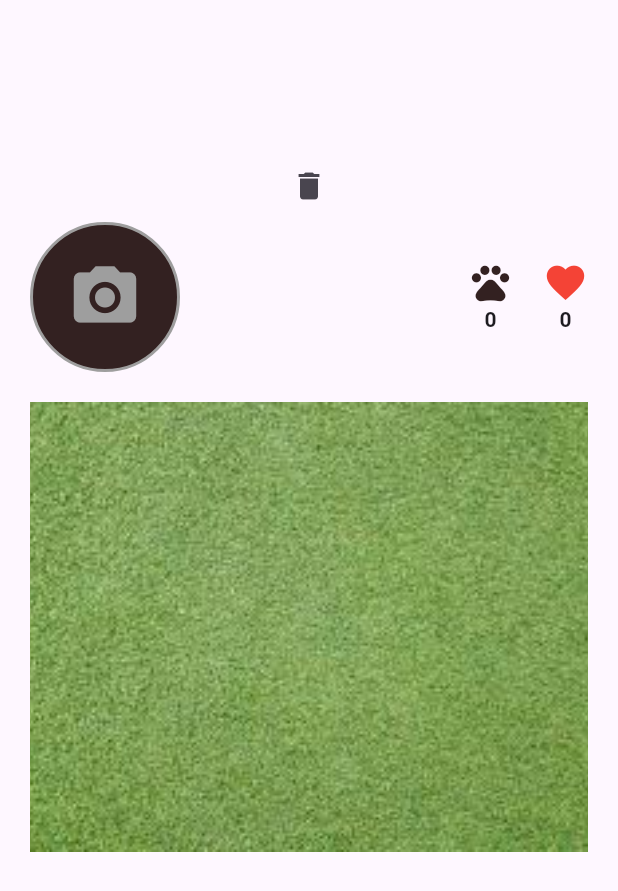
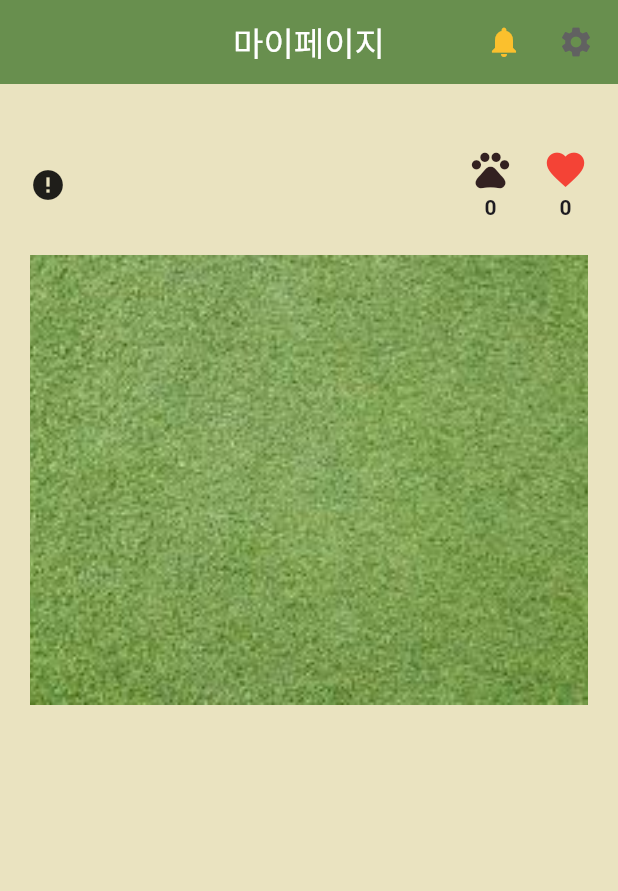
Before and after one commit to sparta-flutter-6th/gangaji-pul, a Flutter app: the LoggedInMyPage screen opened directly, on a phone screen of 412 x 824 dp. Shown: the top 891 px of the screen. Run offline on Flutter 3.47's test engine with Material 3 defaults, Android fonts, the phone set to English and light mode, and no system bars; our stand-ins replace carousel_slider, cloud_firestore, firebase_analytics, firebase_auth, firebase_core, firebase_crashlytics and 6 more; missing offline and left inert: tflite_flutter, yolo_helper; accounts and stored records are empty; generated files the repository leaves out were written again; network calls fail.

Commit message:
feat: userDataSourceProvider

```diff
--- /dev/null
+++ b/lib/data/data_source/user_data_source.dart
@@ -0,0 +1,5 @@
+import '../../domain/entity/user_model.dart';
+
+abstract interface class UserDataSource {
+  Stream<UserModel?> getUserByUid(String uid);
+}
--- a/lib/domain/entity/user_model.dart
+++ b/lib/domain/entity/user_model.dart
@@ -46,7 +46,7 @@ class UserModel {
         uid: map['uid'] ?? '',
         name: map['name'] ?? '',
         nickname: map['nickname'] ?? '',
-        profileImageUrl: map['profile_image_url'] ?? '',
+        profileImageUrl: map['profileImageUrl'] ?? '',
         email: map['email'] ?? '',
         bio: map['bio'] ?? '',
         likeCount: map['likeCount'] ?? 0,
--- a/lib/presentation/view/_widgets/load_profile_image.dart
+++ b/lib/presentation/view/_widgets/load_profile_image.dart
@@ -4,16 +4,16 @@ import 'dart:io';
 import 'package:cloud_firestore/cloud_firestore.dart';
 import 'package:firebase_storage/firebase_storage.dart';
 import 'package:flutter/material.dart';
-import 'package:flutter_riverpod/flutter_riverpod.dart';
+import 'package:gangaji_pul/domain/entity/user_model.dart';
 import 'package:image_picker/image_picker.dart';
 
-class LoadProfileImage extends ConsumerWidget {
-  const LoadProfileImage({super.key, required this.uid, required this.size});
+class LoadProfileImage extends StatelessWidget {
+  const LoadProfileImage({super.key, required this.user, required this.size});
 
-  final String uid;
+  final UserModel user;
   final double size;
 
-  Future<void> _pickImage(String uid, WidgetRef ref) async {
+  Future<void> _pickImage(String uid) async {
     final picker = ImagePicker();
     final XFile? pickedFile = await picker.pickImage(
       source: ImageSource.gallery,
@@ -43,73 +43,27 @@ class LoadProfileImage extends ConsumerWidget {
   }
 
   @override
-  Widget build(BuildContext context, WidgetRef ref) {
-    return StreamBuilder<DocumentSnapshot>(
-      stream:
-          FirebaseFirestore.instance.collection('users').doc(uid).snapshots(),
-      builder: (context, snapshot) {
-        if (snapshot.connectionState == ConnectionState.waiting) {
-          return _loadingWidget();
-        }
-
-        if (snapshot.hasError) {
-          log('Stream error: ${snapshot.error}');
-          return _defaultImage(ref);
-        }
-
-        if (!snapshot.hasData || !snapshot.data!.exists) {
-          return _defaultImage(ref);
-        }
-
-        final data = snapshot.data!.data() as Map<String, dynamic>;
-        final imageUrl = data['profileImageUrl'] as String?;
-
-        if (imageUrl == null || imageUrl.isEmpty) {
-          return _defaultImage(ref);
-        }
-
-        return ClipOval(
-          child: Image.network(
-            imageUrl,
-            width: size,
-            height: size,
-            fit: BoxFit.cover,
-            loadingBuilder: (context, child, loadingProgress) {
-              if (loadingProgress == null) return child;
-              return _loadingWidget();
-            },
-            errorBuilder: (context, error, stackTrace) {
-              return _defaultImage(ref);
-            },
-          ),
-        );
-      },
-    );
-  }
-
-  Widget _defaultImage(WidgetRef ref) {
-    return Container(
-      width: size,
-      height: size,
-      decoration: BoxDecoration(
-        border: Border.all(color: Colors.grey, width: 2),
-        borderRadius: BorderRadius.circular(100),
-        color: Color(0XFF332121),
-      ),
-      child: IconButton(
-        onPressed: () async {
-          await _pickImage(uid, ref);
+  Widget build(BuildContext context) {
+    return ClipOval(
+      child: Image.network(
+        user.profileImageUrl,
+        frameBuilder: (context, child, frame, wasSynchronouslyLoaded) {
+          if (wasSynchronouslyLoaded || frame != null) {
+            return child;
+          } else {
+            return SizedBox.square(
+              dimension: size,
+              child: Center(child: CircularProgressIndicator()),
+            );
+          }
         },
-        icon: Icon(Icons.camera_alt, size: 50, color: Colors.grey),
+        errorBuilder: (context, error, stackTrace) {
+          return const Icon(Icons.error); // 에러 시 대체 아이콘
+        },
+        width: size,
+        height: size,
+        fit: BoxFit.cover,
       ),
     );
   }
-
-  Widget _loadingWidget() {
-    return SizedBox(
-      width: size,
-      height: size,
-      child: const CircularProgressIndicator(),
-    );
-  }
 }
--- a/lib/presentation/view/my_page/widgets/logged_in_my_page.dart
+++ b/lib/presentation/view/my_page/widgets/logged_in_my_page.dart
@@ -1,5 +1,6 @@
 import 'package:flutter/material.dart';
 import 'package:flutter_riverpod/flutter_riverpod.dart';
+import 'package:gangaji_pul/const/color_const.dart';
 import 'package:gangaji_pul/presentation/providers/auth_state_provider.dart';
 import 'package:gangaji_pul/presentation/view/_widgets/load_profile_image.dart';
 import 'package:gangaji_pul/presentation/view_model/user_view_model.dart';
@@ -18,18 +19,34 @@ class LoggedInMyPage extends ConsumerWidget {
           return const Center(child: Text('사용자 정보를 불러올 수 없습니다.'));
         }
 
-        return Padding(
-          padding: const EdgeInsets.fromLTRB(20, 100, 20, 0),
+        return Scaffold(
+          backgroundColor: Color(0xFFEAE3C0),
+          appBar: AppBar(
+            backgroundColor: accentGreenColor,
+            centerTitle: true,
+            title: const Text('마이페이지', style: TextStyle(color: Colors.white)),
+            actions: [
+              IconButton(
+                onPressed: () {},
+                icon: Icon(Icons.notifications, color: Colors.yellow[700]),
+              ),
+              IconButton(
+                onPressed: () {
+                  // 임시용 로그아웃
+                  userService.signOut();
+                },
+                icon: Icon(Icons.settings, color: Colors.grey[700]),
+              ),
+              const SizedBox(width: 4),
+            ],
+          ),
+          body: Padding(
+            padding: const EdgeInsets.fromLTRB(20, 40, 20, 0),
             child: Column(
               children: [
-              // 테스트용 로그아웃 버튼
-              IconButton(
-                onPressed: () => userService.signOut(),
-                icon: const Icon(Icons.delete),
-              ),
                 Row(
                   children: [
-                  LoadProfileImage(uid: user.uid, size: 100),
+                    LoadProfileImage(user: user, size: 100),
                     Expanded(
                       child: Padding(
                         padding: const EdgeInsets.only(left: 20),
@@ -56,7 +73,14 @@ class LoggedInMyPage extends ConsumerWidget {
                     ),
                     Column(
                       children: [
-                      Icon(Icons.pets, size: 30, color: Color(0XFF332121)),
+                        Tooltip(
+                          message: '게시글 수',
+                          child: Icon(
+                            Icons.pets,
+                            size: 30,
+                            color: Color(0XFF332121),
+                          ),
+                        ),
                         Text(
                           '${user.postCount}',
                           style: TextStyle(fontWeight: FontWeight.bold),
@@ -66,7 +90,14 @@ class LoggedInMyPage extends ConsumerWidget {
                     const SizedBox(width: 20),
                     Column(
                       children: [
-                      Icon(Icons.favorite, size: 30, color: Colors.red),
+                        Tooltip(
+                          message: '좋아요 수',
+                          child: Icon(
+                            Icons.favorite,
+                            size: 30,
+                            color: Colors.red,
+                          ),
+                        ),
                         Text(
                           '${user.likeCount}',
                           style: TextStyle(fontWeight: FontWeight.bold),
@@ -86,6 +117,7 @@ class LoggedInMyPage extends ConsumerWidget {
                 ),
               ],
             ),
+          ),
         );
       },
       loading: () => const Center(child: CircularProgressIndicator()),
```
Also changed, not shown: lib/data/data_source/user_data_source_impl.dart (added, +26 -0 lines), lib/data/data_source/user_remote_data_source.dart (deleted, +0 -25 lines), lib/data/providers/post_submission_provider.dart (+5 -4 lines), lib/data/providers/user_data_source_provider.dart (added, +7 -0 lines), lib/presentation/view_model/post_submission_view_model.dart (+4 -5 lines). Lines whose indentation alone changed are shown as unchanged.
